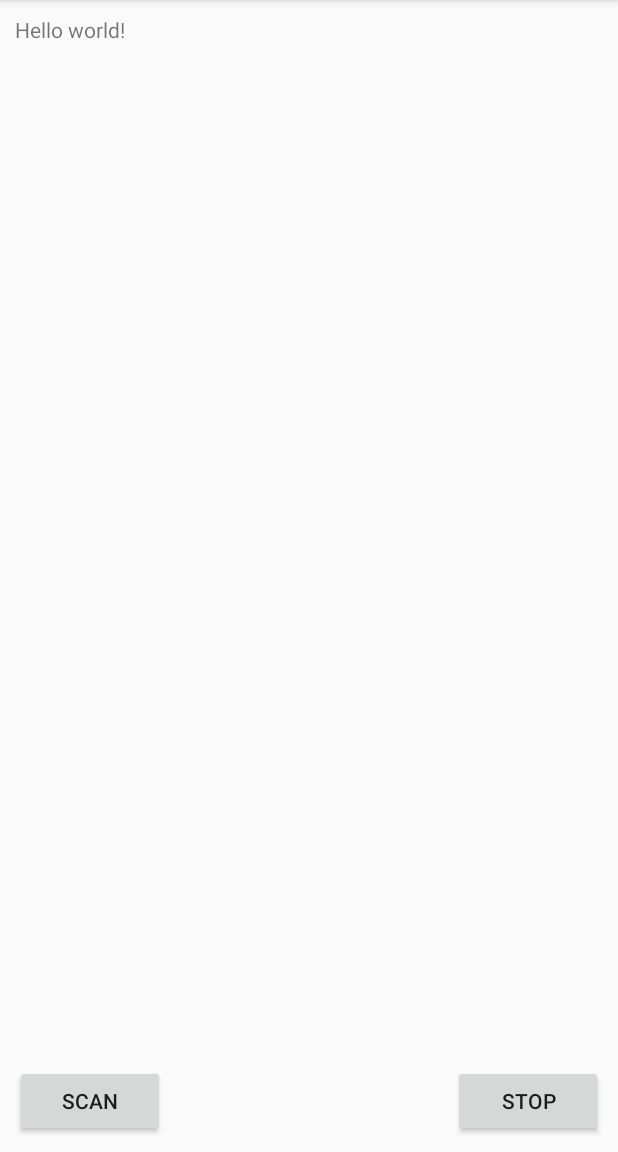
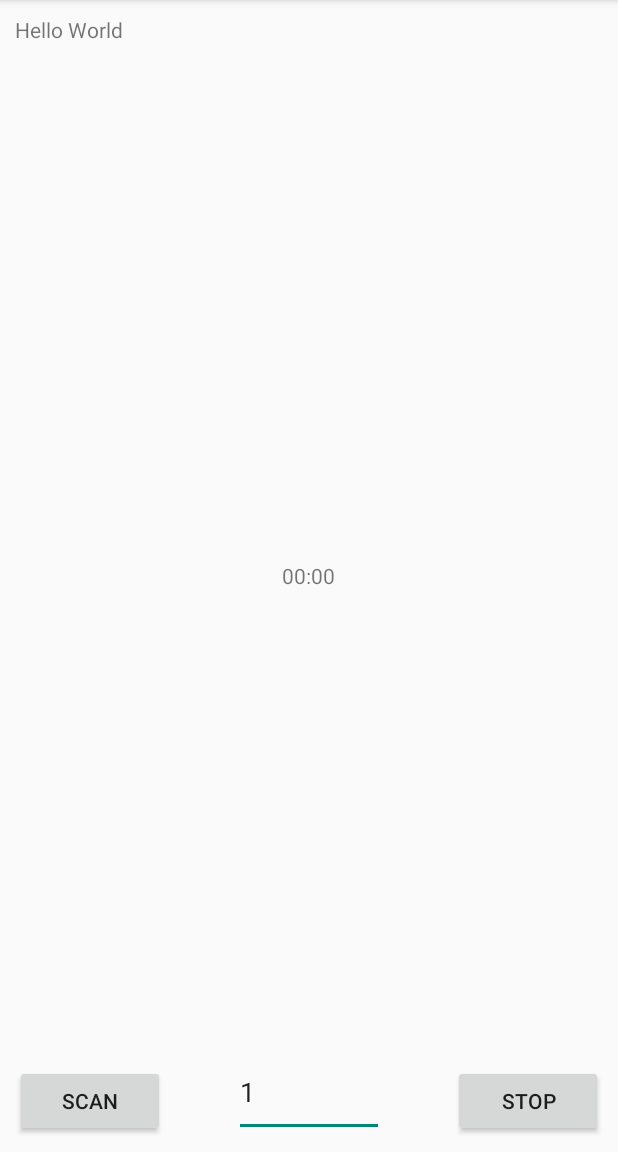
Before and after one commit to Hodjung/ScanBLE, an Android app: the MyActivity screen opened directly, with no data from a screen before it, on a phone screen of 412 x 824 dp, the part 84-1236 px from its top. Run offline under Robolectric (Android 15) with nearby library versions, the phone set to English and light mode, and no system bars; 1 statement that could not run was skipped.

```diff
--- a/app/src/main/res/layout/activity_my.xml
+++ b/app/src/main/res/layout/activity_my.xml
@@ -7,7 +7,7 @@
 
     <TextView
         android:id="@+id/text"
-        android:text="@string/hello_world"
+        android:text="Hello World"
         android:layout_width="wrap_content"
         android:layout_height="wrap_content" />
     <Button
@@ -34,4 +34,21 @@
         android:layout_width="100dp"
         android:layout_height="wrap_content" />
 
+    <EditText
+        android:layout_width="100dp"
+        android:layout_height="60dp"
+        android:id="@+id/editText"
+        android:text="1"
+        android:layout_alignParentBottom="true"
+        android:layout_centerHorizontal="true" />
+
+    <TextView
+        android:layout_width="wrap_content"
+        android:layout_height="wrap_content"
+        android:text="00:00"
+        android:id="@+id/showtime"
+        android:layout_centerVertical="true"
+        android:layout_centerHorizontal="true" />
+
+
 </RelativeLayout>
```
Also changed, not shown: app/src/main/java/com/example/krid/scanble/MyActivity.java (+15 -9 lines), 1 other file.
